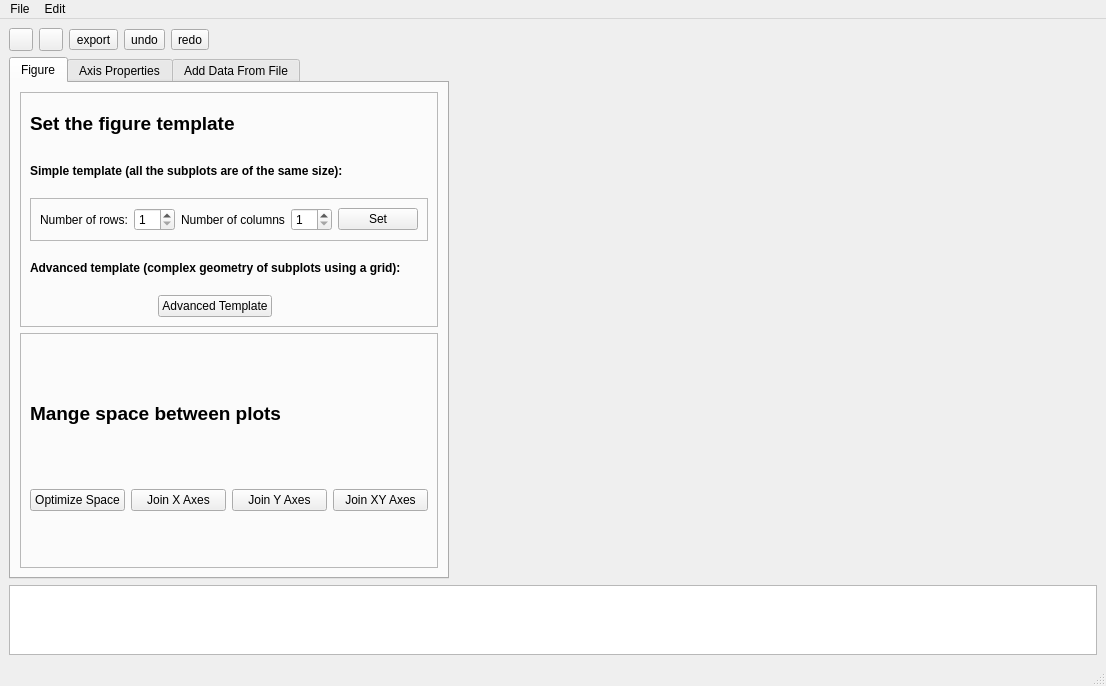
First picture: the form in ui/plotter.ui, repository hadrianmontes/Plotter2, before the edit.
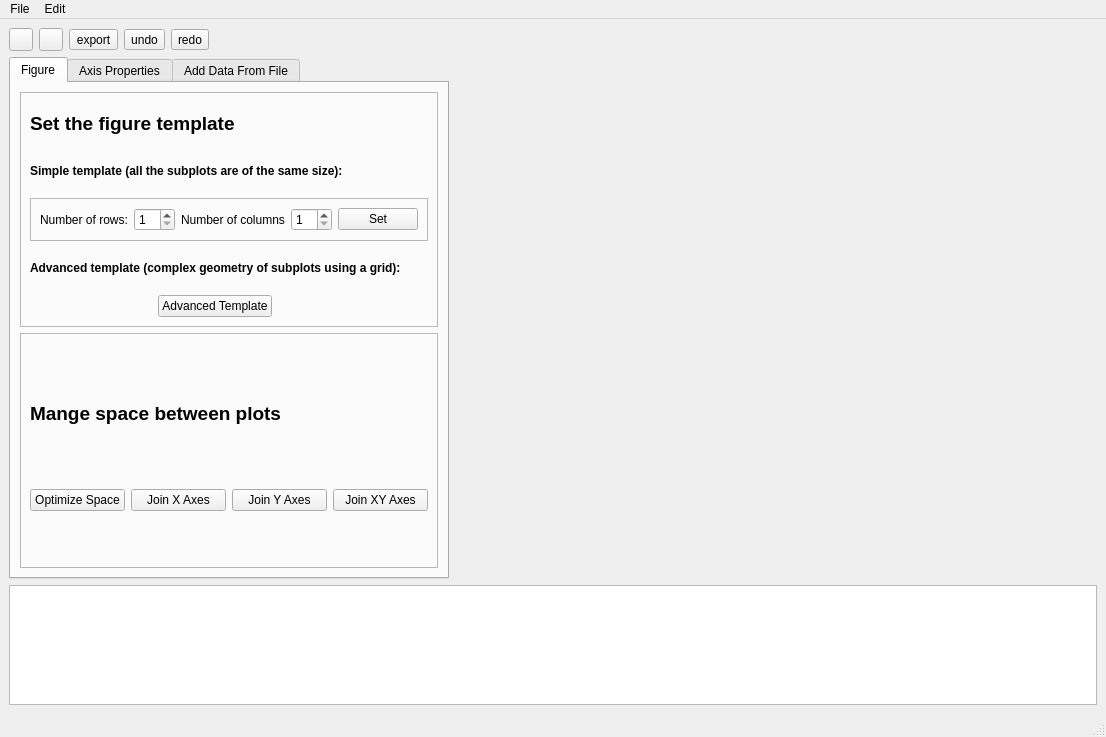
Second picture: the form after the edit. The open tabs and pages were chosen to show the change. Icons and pictures are not drawn.

Commit message: Corrected the inital page of the program

Patch:
```diff
--- a/ui/plotter.ui
+++ b/ui/plotter.ui
@@ -8,7 +8,7 @@
     <x>0</x>
     <y>0</y>
     <width>1106</width>
-    <height>653</height>
+    <height>737</height>
    </rect>
   </property>
   <property name="windowTitle">
```
Left out of the diff: 2 changed lines with no effect on the pictures. The commit also changes 1 other file.
